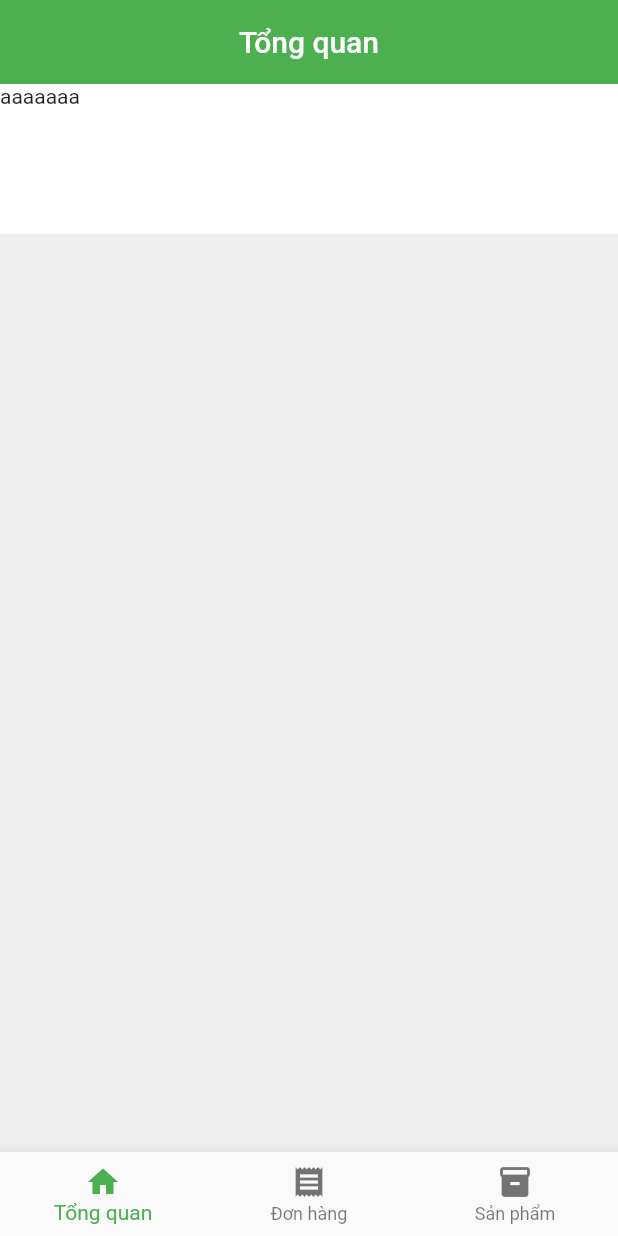
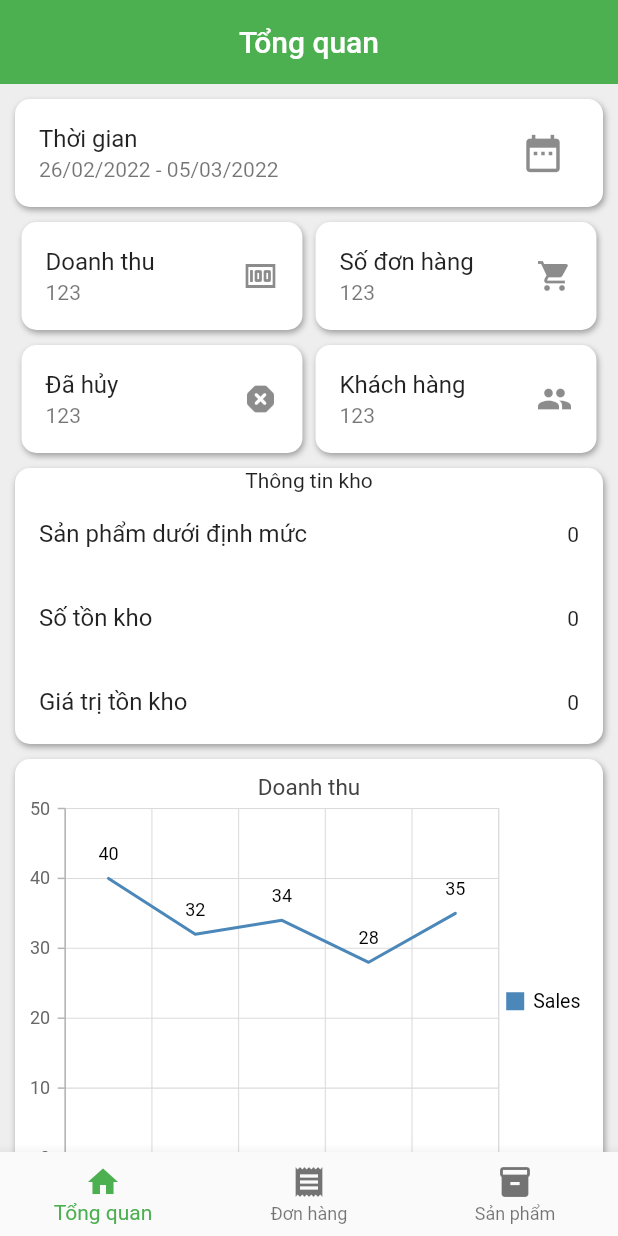
Before and after one commit to Nhom-ABCx/Flutter-QuanLy, a Flutter app: the screen it shows after launch, on a phone screen of 412 x 824 dp. Run offline on Flutter 3.47's test engine with Material 2 defaults, Android fonts, the phone set to English and light mode, and no system bars; our stand-ins replace flutter_easyloading, flutter_svg, syncfusion_flutter_charts; project files that could hold a hidden picture were left out.

```diff
--- /dev/null
+++ b/lib/View/BottomPage/layout.dart
@@ -0,0 +1,32 @@
+import 'package:flutter/material.dart';
+import 'package:flutter_quanly/all_page.dart';
+
+class HomePage extends StatefulWidget {
+  const HomePage({Key? key}) : super(key: key);
+  @override
+  State<HomePage> createState() => _HomePageState();
+}
+
+class _HomePageState extends State<HomePage> {
+  @override
+  Widget build(BuildContext context) {
+    return CustomScrollView(
+      slivers: [
+        const SliverAppBar(
+          title: Center(child: Text("Tiêu đề")),
+        ),
+        SliverPadding(
+          padding: const EdgeInsets.all(10),
+          sliver: SliverList(
+              delegate: SliverChildListDelegate([
+            Container(
+              width: MediaQuery.of(context).size.width,
+              decoration: customContainerDeco(),
+              child: const Text("aa"),
+            ),
+          ])),
+        ),
+      ],
+    );
+  }
+}
--- a/lib/View/BottomPage/tongquan_page.dart
+++ b/lib/View/BottomPage/tongquan_page.dart
@@ -1,4 +1,7 @@
 import 'package:flutter/material.dart';
+import 'package:flutter_quanly/all_page.dart';
+import 'package:intl/intl.dart';
+import 'package:syncfusion_flutter_charts/charts.dart';
 
 class TongQuanPage extends StatefulWidget {
   const TongQuanPage({Key? key}) : super(key: key);
@@ -7,23 +10,159 @@ class TongQuanPage extends StatefulWidget {
 }
 
 class _TongQuanPageState extends State<TongQuanPage> {
+  DateTimeRange dateTimeRange = DateTimeRange(
+    start: DateTime.now().subtract(const Duration(days: 7)),
+    end: DateTime.now(),
+  );
+  List<_SalesData> data = [
+    _SalesData((DateTime.now().year - 4).toString(), 40),
+    _SalesData((DateTime.now().year - 3).toString(), 32),
+    _SalesData((DateTime.now().year - 2).toString(), 34),
+    _SalesData((DateTime.now().year - 1).toString(), 28),
+    _SalesData(DateTime.now().year.toString(), 35),
+  ];
   @override
   Widget build(BuildContext context) {
     return CustomScrollView(
       slivers: [
         const SliverAppBar(
-          title: Center(child: Text("Tổng quan")),
+          centerTitle: true,
+          title: Text("Tổng quan"),
         ),
-        SliverList(
-            delegate: SliverChildListDelegate([
-          Container(
-            color: Colors.white,
-            width: 100,
-            height: 100,
-            child: const Text("aaaaaaa"),
-          ),
-        ]))
+        SliverPadding(
+          padding: const EdgeInsets.all(10),
+          sliver: SliverList(
+              delegate: SliverChildListDelegate([
+            Container(
+              width: MediaQuery.of(context).size.width,
+              decoration: customContainerDeco(),
+              child: ListTile(
+                title: const Text("Thời gian"),
+                subtitle: Text("${DateFormat('dd/MM/yyyy').format(dateTimeRange.start)} - ${DateFormat('dd/MM/yyyy').format(dateTimeRange.end)}"),
+                trailing: IconButton(
+                  iconSize: 30,
+                  icon: const Icon(Icons.date_range),
+                  onPressed: () async {
+                    final result = await showDateRangePicker(
+                      context: context,
+                      firstDate: DateTime(2000),
+                      lastDate: DateTime.now(),
+                      initialDateRange: dateTimeRange,
+                    );
+                    setState(() => dateTimeRange = result!);
+                  },
+                ),
+              ),
+            ),
+            Wrap(
+              alignment: WrapAlignment.spaceAround,
+              children: [
+                itemMenuWidget(
+                    context: context,
+                    child: const ListTile(
+                      title: Text("Doanh thu"),
+                      subtitle: Text("123"),
+                      trailing: Icon(Icons.money),
+                    )),
+                itemMenuWidget(
+                    context: context,
+                    child: const ListTile(
+                      title: Text("Số đơn hàng"),
+                      subtitle: Text("123"),
+                      trailing: Icon(Icons.shopping_cart),
+                    )),
+                itemMenuWidget(
+                    context: context,
+                    child: const ListTile(
+                      title: Text("Đã hủy"),
+                      subtitle: Text("123"),
+                      trailing: Icon(Icons.dangerous_rounded),
+                    )),
+                itemMenuWidget(
+                    context: context,
+                    child: const ListTile(
+                      title: Text("Khách hàng"),
+                      subtitle: Text("123"),
+                      trailing: Icon(Icons.people),
+                    )),
+              ],
+            ),
+            //phan` nay` la` tham khao tu` giao dien, build theo
+            Container(
+              margin: const EdgeInsets.only(top: 10),
+              width: MediaQuery.of(context).size.width,
+              decoration: customContainerDeco(),
+              child: Column(
+                children: const [
+                  Text("Thông tin kho"),
+                  ListTile(
+                    title: Text("Sản phẩm dưới định mức"),
+                    trailing: Text("0"),
+                  ),
+                  ListTile(
+                    title: Text("Số tồn kho"),
+                    trailing: Text("0"),
+                  ),
+                  ListTile(
+                    title: Text("Giá trị tồn kho"),
+                    trailing: Text("0"),
+                  ),
+                ],
+              ),
+            ),
+            Container(
+              margin: const EdgeInsets.only(top: 10),
+              width: MediaQuery.of(context).size.width,
+              decoration: customContainerDeco(),
+              child: SfCartesianChart(
+                  primaryXAxis: CategoryAxis(),
+                  // Chart title
+                  title: ChartTitle(text: 'Doanh thu'),
+                  // Enable legend
+                  legend: Legend(isVisible: true),
+                  // Enable tooltip
+                  tooltipBehavior: TooltipBehavior(enable: true),
+                  series: <ChartSeries<_SalesData, String>>[
+                    LineSeries<_SalesData, String>(
+                        dataSource: data,
+                        xValueMapper: (_SalesData sales, _) => sales.year,
+                        yValueMapper: (_SalesData sales, _) => sales.sales,
+                        name: 'Sales',
+                        // Enable data label
+                        dataLabelSettings: DataLabelSettings(isVisible: true))
+                  ]),
+            ),
+          ])),
+        ),
+        //giuu lai de xem
+        // SliverToBoxAdapter(
+        //   child: Container(
+        //     height: 100.0,
+        //     child: ListView.builder(
+        //       scrollDirection: Axis.horizontal,
+        //       itemCount: 10,
+        //       itemBuilder: (context, index) {
+        //         return Container(
+        //           width: 150.0,
+        //           child: Card(
+        //             color: Colors.green[100],
+        //             shadowColor: Colors.blueGrey, //mau` do bong'
+        //             elevation: 10, //do noi?
+        //             child: Text('data'),
+        //           ),
+        //         );
+        //       },
+        //     ),
+        //   ),
+        // ),
       ],
     );
   }
 }
+
+class _SalesData {
+  _SalesData(this.year, this.sales);
+
+  final String year;
+  final double sales;
+}
--- a/lib/View/home_page.dart
+++ b/lib/View/home_page.dart
@@ -14,7 +14,7 @@ class HomePageState extends State<HomePage> {
   int currentIndexBottomNav = 0;
   final List<Widget> _widgetPage = [
     const TongQuanPage(),
-    const TongQuanPage(),
+    const DonHangPage(),
     const TongQuanPage(),
   ];
 
--- a/lib/Widgets/build_widgets.dart
+++ b/lib/Widgets/build_widgets.dart
@@ -0,0 +1,14 @@
+import 'package:flutter/material.dart';
+import 'package:intl/intl.dart';
+
+Widget itemMenuWidget({required BuildContext context, required Widget child}) => Container(
+      margin: const EdgeInsets.only(top: 10),
+      width: MediaQuery.of(context).size.width / 2.2,
+      decoration: customContainerDeco(),
+      child: child,
+    );
+
+Decoration customContainerDeco() => const BoxDecoration(
+    color: Colors.white,
+    borderRadius: BorderRadius.all(Radius.circular(10.0)),
+    boxShadow: [BoxShadow(blurRadius: 3, color: Colors.grey, offset: Offset(1, 2))]);
--- a/lib/all_page.dart
+++ b/lib/all_page.dart
@@ -13,3 +13,7 @@ export 'View/home_page.dart';
 //export 'View/Pages/wellcome_page.dart';
 //View/BottomPage
 export 'View/BottomPage/tongquan_page.dart';
+export 'View/BottomPage/donhang_page.dart';
+//View/DonHangPage
+export 'View/DonHangPage/them_donhang_page.dart';
+export 'View/DonHangPage/timkiem_page.dart';
```
Also changed, not shown: lib/View/BottomPage/donhang_page.dart (added, +69 -0 lines), lib/View/DonHangPage/them_donhang_page.dart (added, +158 -0 lines), lib/View/DonHangPage/timkiem_page.dart (added, +121 -0 lines), pubspec.yaml (+7 -3 lines), assets/svgIcons/cart.svg (added), assets/svgIcons/humanCart.svg (added), assets/svgIcons/idea.svg (added), pubspec.lock.
